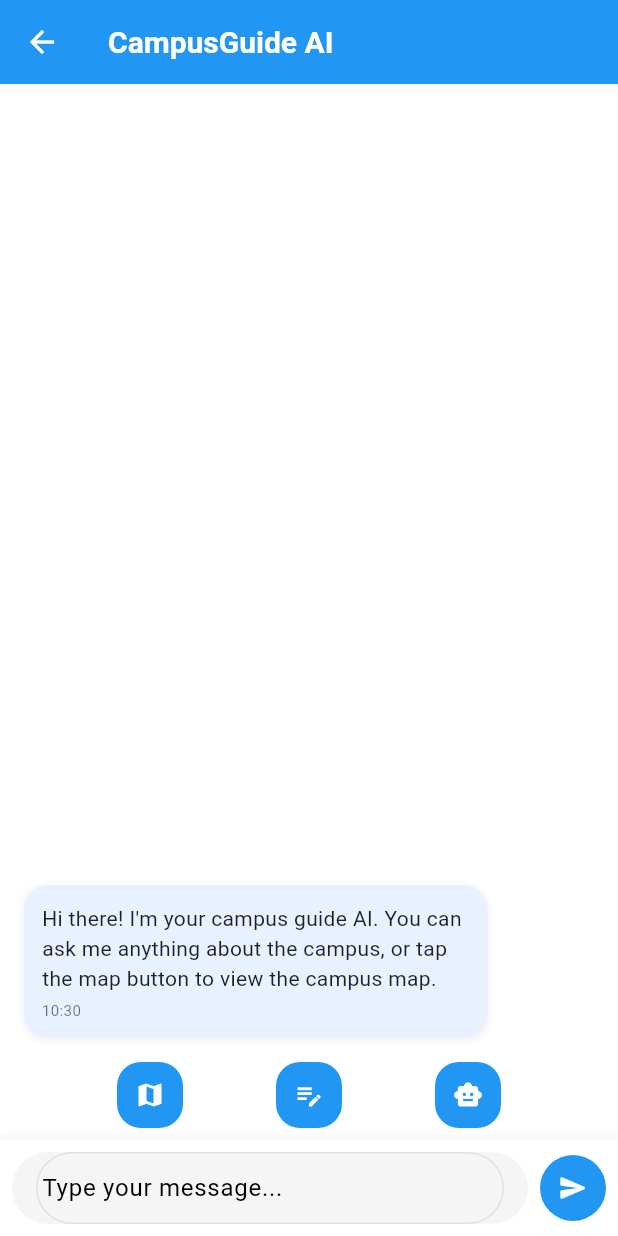
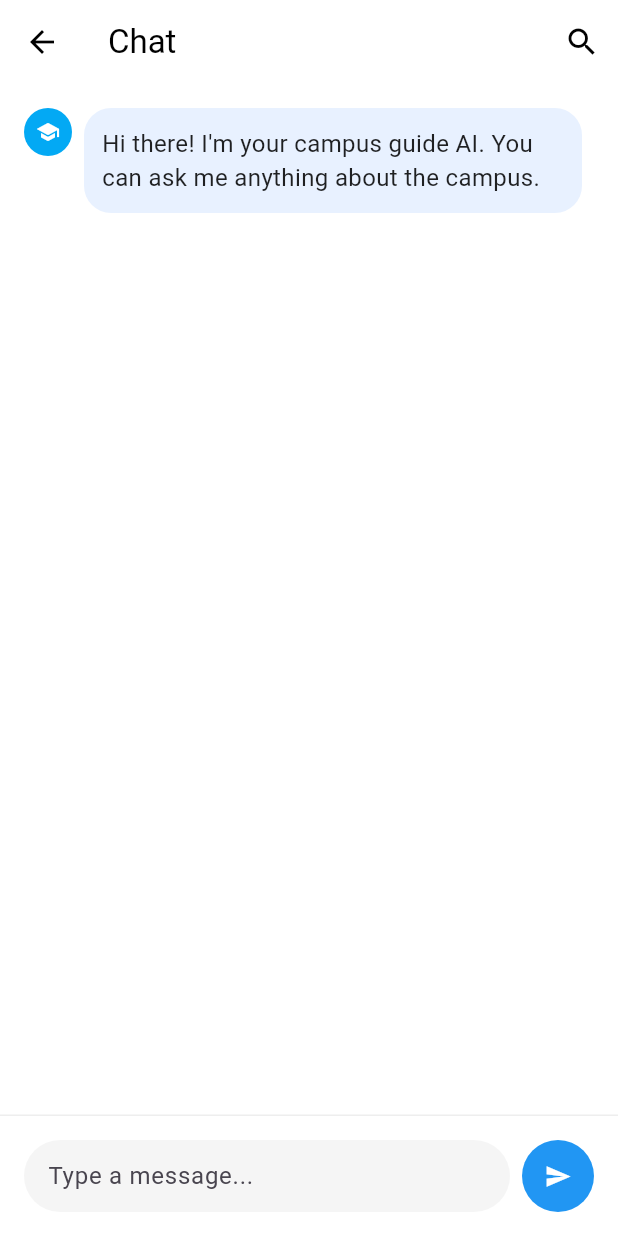
Before and after one commit to JinKaidou/MVP, a Flutter app: the screen it shows after launch, after a tap on "Login", on a phone screen of 412 x 824 dp. Run offline on Flutter 3.47's test engine with Material 3 defaults, Android fonts, the phone set to English and light mode, and no system bars; our stand-ins replace shared_preferences; network calls fail.

Commit message:
update all folders

```diff
--- a/lib/main.dart
+++ b/lib/main.dart
@@ -3,7 +3,6 @@ import 'package:flutter/material.dart';
 import 'package:provider/provider.dart';
 import 'screens/login_screen.dart';
 import 'services/auth_service.dart';
-import 'utils/theme.dart';
 
 void main() {
   runApp(const MyApp());
@@ -18,7 +17,10 @@ class MyApp extends StatelessWidget {
       providers: [ChangeNotifierProvider(create: (_) => AuthService())],
       child: MaterialApp(
         title: 'CampusGuide AI',
-        theme: AppTheme.lightTheme,
+        theme: ThemeData(
+          primarySwatch: Colors.blue,
+          scaffoldBackgroundColor: Colors.white,
+        ),
         home: const LoginScreen(),
         debugShowCheckedModeBanner: false,
       ),
--- a/lib/screens/chat_screen.dart
+++ b/lib/screens/chat_screen.dart
@@ -1,8 +1,6 @@
 // lib/screens/chat_screen.dart
 import 'package:flutter/material.dart';
 import '../services/ai_service.dart';
-import '../widgets/chat_bubble.dart';
-import '../widgets/chat_input.dart';
 import 'map_screen.dart';
 
 class Message {
@@ -23,26 +21,35 @@ class ChatScreen extends StatefulWidget {
 class _ChatScreenState extends State<ChatScreen> {
   final AIService _aiService = AIService();
   final List<Message> _messages = [];
+  final TextEditingController _controller = TextEditingController();
   bool _isLoading = false;
 
   @override
   void initState() {
     super.initState();
     _addBotMessage(
-      "Hi there! I'm your campus guide AI. You can ask me anything about the campus, or tap the map button to view the campus map.",
+      "Hi there! I'm your campus guide AI. You can ask me anything about the campus.",
     );
   }
 
   @override
   Widget build(BuildContext context) {
     return Scaffold(
+      backgroundColor: Colors.white,
       appBar: AppBar(
-        title: const Text(
-          'CampusGuide AI',
-          style: TextStyle(color: Colors.white, fontWeight: FontWeight.bold),
+        backgroundColor: Colors.white,
+        elevation: 0,
+        leading: IconButton(
+          icon: const Icon(Icons.arrow_back, color: Colors.black),
+          onPressed: () => Navigator.pop(context),
         ),
-        backgroundColor: Colors.blue,
-        elevation: 0,
+        title: const Text('Chat', style: TextStyle(color: Colors.black)),
+        actions: [
+          IconButton(
+            icon: const Icon(Icons.search, color: Colors.black),
+            onPressed: () {},
+          ),
+        ],
       ),
       body: Column(
         children: [
@@ -56,15 +63,10 @@ class _ChatScreenState extends State<ChatScreen> {
                       ),
                     )
                     : ListView.builder(
-                      reverse: true,
+                      padding: const EdgeInsets.all(16),
                       itemCount: _messages.length,
                       itemBuilder: (context, index) {
-                        final message = _messages[_messages.length - 1 - index];
-                        return ChatBubble(
-                          message: message.text,
-                          isUser: message.isUser,
-                          timestamp: message.timestamp,
-                        );
+                        return _buildMessageRow(_messages[index]);
                       },
                     ),
           ),
@@ -92,18 +94,108 @@ class _ChatScreenState extends State<ChatScreen> {
                 ],
               ),
             ),
-          // Chat input with action buttons
-          ChatInput(
-            onSend: _handleSendMessage,
-            onMapRequested: () {
-              Navigator.push(
-                context,
-                MaterialPageRoute(builder: (context) => const MapScreen()),
-              );
-            },
-            onAskToEdit: () {
-              _handleSendMessage("Can you help me edit a document?");
-            },
+          // Input area
+          _buildInputArea(),
+        ],
+      ),
+    );
+  }
+
+  Widget _buildMessageRow(Message message) {
+    return Padding(
+      padding: const EdgeInsets.only(bottom: 16.0),
+      child: Row(
+        mainAxisAlignment:
+            message.isUser ? MainAxisAlignment.end : MainAxisAlignment.start,
+        crossAxisAlignment: CrossAxisAlignment.start,
+        children: [
+          if (!message.isUser) _buildAvatar(isUser: false),
+          const SizedBox(width: 8),
+          Flexible(
+            child: Container(
+              padding: const EdgeInsets.all(12),
+              decoration: BoxDecoration(
+                color:
+                    message.isUser
+                        ? const Color(0xFF2D7CFF)
+                        : const Color(0xFFE8F1FF),
+                borderRadius: BorderRadius.circular(18),
+              ),
+              child: Text(
+                message.text,
+                style: TextStyle(
+                  color: message.isUser ? Colors.white : Colors.black87,
+                  fontSize: 16,
+                ),
+              ),
+            ),
+          ),
+          const SizedBox(width: 8),
+          if (message.isUser) _buildAvatar(isUser: true),
+        ],
+      ),
+    );
+  }
+
+  Widget _buildAvatar({required bool isUser}) {
+    return CircleAvatar(
+      radius: 16,
+      backgroundColor: isUser ? Colors.blue : Colors.lightBlue,
+      child: Icon(
+        isUser ? Icons.person : Icons.school,
+        color: Colors.white,
+        size: 16,
+      ),
+    );
+  }
+
+  Widget _buildInputArea() {
+    return Container(
+      padding: const EdgeInsets.all(16),
+      decoration: BoxDecoration(
+        color: Colors.white,
+        border: Border(top: BorderSide(color: Colors.grey.shade200)),
+      ),
+      child: Row(
+        children: [
+          Expanded(
+            child: Container(
+              padding: const EdgeInsets.symmetric(horizontal: 16),
+              decoration: BoxDecoration(
+                color: Colors.grey.shade100,
+                borderRadius: BorderRadius.circular(25),
+              ),
+              child: TextField(
+                controller: _controller,
+                decoration: const InputDecoration(
+                  hintText: 'Type a message...',
+                  border: InputBorder.none,
+                  contentPadding: EdgeInsets.symmetric(vertical: 10),
+                ),
+                onSubmitted: (text) {
+                  if (text.trim().isNotEmpty) {
+                    _handleSendMessage(text);
+                    _controller.clear();
+                  }
+                },
+              ),
+            ),
+          ),
+          const SizedBox(width: 8),
+          Container(
+            decoration: const BoxDecoration(
+              color: Colors.blue,
+              shape: BoxShape.circle,
+            ),
+            child: IconButton(
+              icon: const Icon(Icons.send, color: Colors.white, size: 18),
+              onPressed: () {
+                if (_controller.text.trim().isNotEmpty) {
+                  _handleSendMessage(_controller.text);
+                  _controller.clear();
+                }
+              },
+            ),
           ),
         ],
       ),
@@ -131,6 +223,21 @@ class _ChatScreenState extends State<ChatScreen> {
       _addBotMessage(
         "I can show you the campus map. Would you like to see it?",
       );
+
+      // Show map button after a short delay
+      Future.delayed(const Duration(milliseconds: 800), () {
+        setState(() {
+          _addBotMessage("Tap here to view the map");
+
+          // Navigate to map after user taps on message
+          Future.delayed(const Duration(seconds: 1), () {
+            Navigator.push(
+              context,
+              MaterialPageRoute(builder: (context) => const MapScreen()),
+            );
+          });
+        });
+      });
       return;
     }
 
```
Also changed, not shown: lib/models/messagemodel.dart (+31 -0 lines), lib/models/usermodel.dart (+15 -0 lines), lib/widgets/action_button.dart (renamed from lib/widgets/chat_button.dart), 3 other files.
